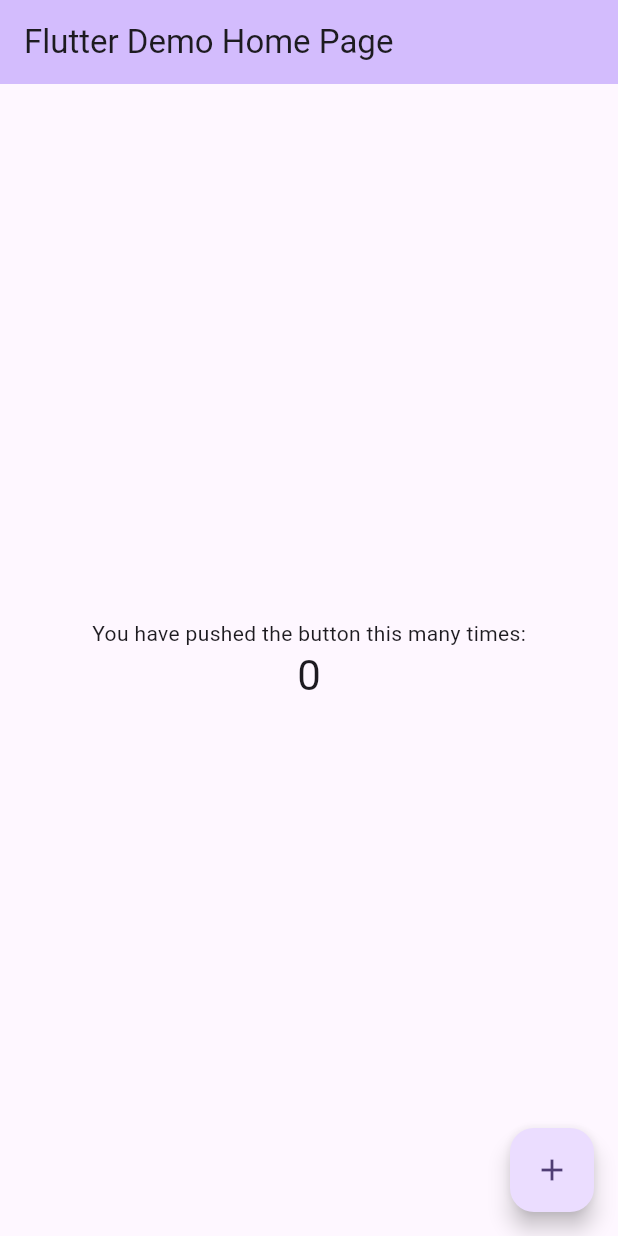
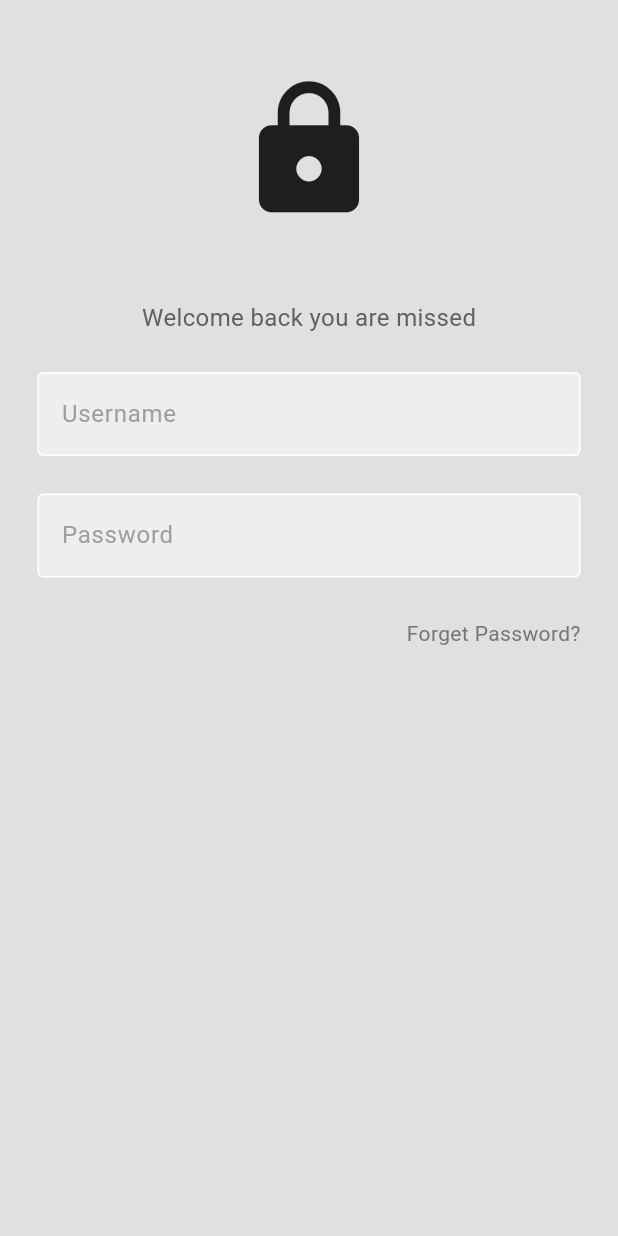
Before and after one commit to anuteshome/Firebase_authentication, a Flutter app: the screen it shows after launch, on a phone screen of 412 x 824 dp. Run offline on Flutter 3.47's test engine with Material 3 defaults, Android fonts, the phone set to English and light mode, and no system bars.

Commit message:
login page

```diff
--- /dev/null
+++ b/lib/component/Button.dart
@@ -0,0 +1,14 @@
+import 'package:flutter/material.dart';
+
+class MyButton extends StatelessWidget {
+  const MyButton({super.key});
+
+  @override
+  Widget build(BuildContext context) {
+    return Container(
+      child: Center(
+      child:Text("Signin",style:TextStyle(backgroundColor: Colors.black)),
+      ),
+    );
+  }
+}
--- /dev/null
+++ b/lib/component/TextFiled.dart
@@ -0,0 +1,41 @@
+import 'package:flutter/material.dart';
+
+class Textfiled extends StatelessWidget {
+  // interface or data member
+  final controller;
+  final String hintText;
+  final bool obsecureText;
+
+//constructor
+  const Textfiled({
+    super.key,
+  required this.controller,
+  required this.hintText,
+  required this.obsecureText,
+  });
+
+  @override
+  Widget build(BuildContext context) {
+    return   Padding(
+             padding: const EdgeInsets.symmetric(horizontal: 25.0),
+             child: TextField(
+              controller: controller,
+              obscureText: obsecureText,
+              decoration: InputDecoration(
+                enabledBorder: OutlineInputBorder(
+                  borderSide: BorderSide(color: Colors.white),
+                ),
+                focusedBorder: OutlineInputBorder(
+                  borderSide: BorderSide(color: Colors.grey.shade400),
+                ),
+                fillColor: Colors.grey.shade200,
+                filled: true,
+                hintText: hintText,
+                hintStyle: TextStyle(color: Colors.grey[500])
+
+              ),
+             ),
+           );
+
+  }
+}
--- a/lib/main.dart
+++ b/lib/main.dart
@@ -1,3 +1,4 @@
+import 'package:fluth/pages/HomePage.dart';
 import 'package:flutter/material.dart';
 
 void main() {
@@ -7,116 +8,11 @@ void main() {
 class MyApp extends StatelessWidget {
   const MyApp({super.key});
 
-  // This widget is the root of your application.
   @override
   Widget build(BuildContext context) {
     return MaterialApp(
-      title: 'Flutter Demo',
-      theme: ThemeData(
-        // This is the theme of your application.
-        //
-        // TRY THIS: Try running your application with "flutter run". You'll see
-        // the application has a purple toolbar. Then, without quitting the app,
-        // try changing the seedColor in the colorScheme below to Colors.green
-        // and then invoke "hot reload" (save your changes or press the "hot
-        // reload" button in a Flutter-supported IDE, or press "r" if you used
-        // the command line to start the app).
-        //
-        // Notice that the counter didn't reset back to zero; the application
-        // state is not lost during the reload. To reset the state, use hot
-        // restart instead.
-        //
-        // This works for code too, not just values: Most code changes can be
-        // tested with just a hot reload.
-        colorScheme: ColorScheme.fromSeed(seedColor: Colors.deepPurple),
-      ),
-      home: const MyHomePage(title: 'Flutter Demo Home Page'),
+      debugShowCheckedModeBanner: false,
+     home:Homepage()
     );
   }
 }
-
-class MyHomePage extends StatefulWidget {
-  const MyHomePage({super.key, required this.title});
-
-  // This widget is the home page of your application. It is stateful, meaning
-  // that it has a State object (defined below) that contains fields that affect
-  // how it looks.
-
-  // This class is the configuration for the state. It holds the values (in this
-  // case the title) provided by the parent (in this case the App widget) and
-  // used by the build method of the State. Fields in a Widget subclass are
-  // always marked "final".
-
-  final String title;
-
-  @override
-  State<MyHomePage> createState() => _MyHomePageState();
-}
-
-class _MyHomePageState extends State<MyHomePage> {
-  int _counter = 0;
-
-  void _incrementCounter() {
-    setState(() {
-      // This call to setState tells the Flutter framework that something has
-      // changed in this State, which causes it to rerun the build method below
-      // so that the display can reflect the updated values. If we changed
-      // _counter without calling setState(), then the build method would not be
-      // called again, and so nothing would appear to happen.
-      _counter++;
-    });
-  }
-
-  @override
-  Widget build(BuildContext context) {
-    // This method is rerun every time setState is called, for instance as done
-    // by the _incrementCounter method above.
-    //
-    // The Flutter framework has been optimized to make rerunning build methods
-    // fast, so that you can just rebuild anything that needs updating rather
-    // than having to individually change instances of widgets.
-    return Scaffold(
-      appBar: AppBar(
-        // TRY THIS: Try changing the color here to a specific color (to
-        // Colors.amber, perhaps?) and trigger a hot reload to see the AppBar
-        // change color while the other colors stay the same.
-        backgroundColor: Theme.of(context).colorScheme.inversePrimary,
-        // Here we take the value from the MyHomePage object that was created by
-        // the App.build method, and use it to set our appbar title.
-        title: Text(widget.title),
-      ),
-      body: Center(
-        // Center is a layout widget. It takes a single child and positions it
-        // in the middle of the parent.
-        child: Column(
-          // Column is also a layout widget. It takes a list of children and
-          // arranges them vertically. By default, it sizes itself to fit its
-          // children horizontally, and tries to be as tall as its parent.
-          //
-          // Column has various properties to control how it sizes itself and
-          // how it positions its children. Here we use mainAxisAlignment to
-          // center the children vertically; the main axis here is the vertical
-          // axis because Columns are vertical (the cross axis would be
-          // horizontal).
-          //
-          // TRY THIS: Invoke "debug painting" (choose the "Toggle Debug Paint"
-          // action in the IDE, or press "p" in the console), to see the
-          // wireframe for each widget.
-          mainAxisAlignment: MainAxisAlignment.center,
-          children: <Widget>[
-            const Text('You have pushed the button this many times:'),
-            Text(
-              '$_counter',
-              style: Theme.of(context).textTheme.headlineMedium,
-            ),
-          ],
-        ),
-      ),
-      floatingActionButton: FloatingActionButton(
-        onPressed: _incrementCounter,
-        tooltip: 'Increment',
-        child: const Icon(Icons.add),
-      ), // This trailing comma makes auto-formatting nicer for build methods.
-    );
-  }
-}
--- /dev/null
+++ b/lib/pages/HomePage.dart
@@ -0,0 +1,56 @@
+import 'package:fluth/component/TextFiled.dart';
+import 'package:flutter/material.dart';
+
+class Homepage extends StatelessWidget {
+   Homepage({super.key});
+final UsernameController=TextEditingController();
+final PasswordController=TextEditingController();
+
+  @override
+  Widget build(BuildContext context) {
+    return Scaffold(
+      backgroundColor:Colors.grey[300],
+      body:SafeArea(
+        child:Center(
+      child:Column(
+        children: [
+           const SizedBox(height: 50),
+           const Icon(Icons.lock,size: 100),
+           const SizedBox(height: 50,),
+           Text("Welcome back you are missed",
+           style:TextStyle(
+            color: Colors.grey[700],
+            fontSize: 16,
+           )),
+           const SizedBox(height: 25,),
+         Textfiled(
+          controller: UsernameController,
+          hintText: "Username",
+          obsecureText: false,
+         ),
+         const SizedBox(height: 25,),
+         Textfiled(
+          controller: PasswordController,
+          hintText: "Password",
+          obsecureText: true,
+         ),
+         const SizedBox(height: 25),
+         Padding(
+           padding: const EdgeInsets.symmetric(horizontal: 25.0),
+           child: Row(
+            mainAxisAlignment: MainAxisAlignment.end,
+             children: [
+               Text("Forget Password?",
+               style:TextStyle(color: Colors.grey[600],
+               fontSize: 14)),
+               const SizedBox(height: 25,),
+             ],
+           ),
+         )
+        ],
+      )
+      )
+      )
+    );
+  }
+}
--- a/pubspec.yaml
+++ b/pubspec.yaml
@@ -58,8 +58,8 @@ flutter:
   uses-material-design: true
 
   # To add assets to your application, add an assets section, like this:
-  # assets:
-  #   - images/a_dot_burr.jpeg
+assets:
+   - lib/images/
   #   - images/a_dot_ham.jpeg
 
   # An image asset can refer to one or more resolution-specific "variants", see
```
Also changed, not shown: lib/images/apple.png (added), lib/images/google.png (added).
